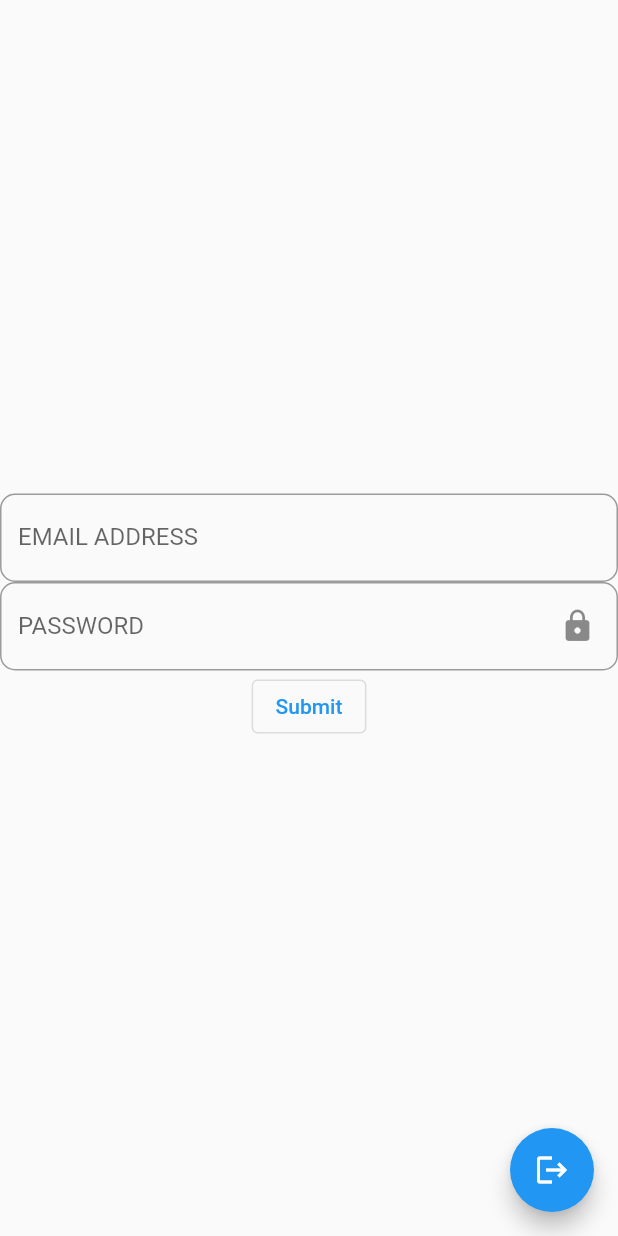
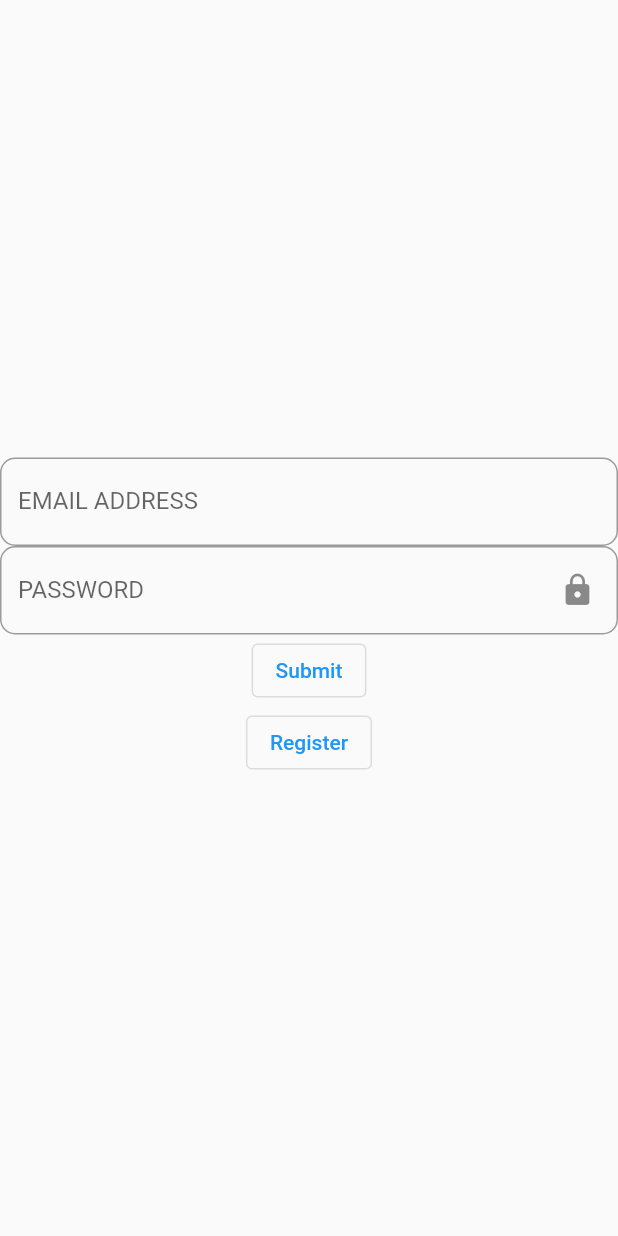
Before and after one commit to creationdriven/MAPcourse, a Flutter app: the screen it shows after launch, on a phone screen of 412 x 824 dp. Run offline on Flutter 3.47's test engine with Material 2 defaults, Android fonts, the phone set to English and light mode, and no system bars; our stand-ins replace cloud_firestore, firebase_auth, firebase_core; accounts and stored records are empty.

Commit message:
Added Register and Home
Added Register and Home

still need to clean up

```diff
--- a/auth/lib/driver.dart
+++ b/auth/lib/driver.dart
@@ -1,157 +1,14 @@
+import 'package:auth/views/login_view.dart';
+import 'package:auth/views/home_view.dart';
 import 'package:firebase_auth/firebase_auth.dart';
 import 'package:flutter/material.dart';
-import 'package:auth/ui/loading.dart';
 
-class AppDriver extends StatefulWidget {
-  const AppDriver({Key? key}) : super(key: key);
-  @override
-  State<AppDriver> createState() => _DriverState();
-}
+class AppDriver extends StatelessWidget {
+  AppDriver({Key? key}) : super(key: key);
 
-class _DriverState extends State<AppDriver> {
   final FirebaseAuth _auth = FirebaseAuth.instance;
-  final _formKey = GlobalKey<FormState>();
-  late TextEditingController _emailController, _passwordController;
-
-  @override
-  void initState() {
-    super.initState();
-    _emailController = TextEditingController();
-    _passwordController = TextEditingController();
-  }
-
-  @override
-  void dispose() {
-    _emailController.dispose();
-    _passwordController.dispose();
-    super.dispose();
-  }
-
-  bool _loading = false;
-  String _email = "";
-  String _password = "";
-
   @override
   Widget build(BuildContext context) {
-    final emailInput = TextFormField(
-      autocorrect: false,
-      controller: _emailController,
-      validator: (value) {
-        if (value == null || value.isEmpty) {
-          return 'Please enter some text';
-        }
-        return null;
-      },
-      decoration: const InputDecoration(
-          labelText: "EMAIL ADDRESS",
-          border: OutlineInputBorder(
-              borderRadius: BorderRadius.all(Radius.circular(10.0))),
-          hintText: 'Enter Email'),
-    );
-    final passwordInput = TextFormField(
-      autocorrect: false,
-      controller: _passwordController,
-      validator: (value) {
-        if (value == null || value.isEmpty) {
-          return 'Enter Password';
-        }
-        return null;
-      },
-      obscureText: true,
-      decoration: const InputDecoration(
-        labelText: "PASSWORD",
-        border: OutlineInputBorder(
-            borderRadius: BorderRadius.all(Radius.circular(10.0))),
-        hintText: 'Enter Password',
-        suffixIcon: Padding(
-          padding: EdgeInsets.all(15), // add padding to adjust icon
-          child: Icon(Icons.lock),
-        ),
-      ),
-    );
-    final submitButton = OutlinedButton(
-      onPressed: () {
-        if (_formKey.currentState!.validate()) {
-          ScaffoldMessenger.of(context)
-              .showSnackBar(const SnackBar(content: Text('Processing Data')));
-          _email = _emailController.text;
-          _password = _passwordController.text;
-
-          _emailController.clear();
-          _passwordController.clear();
-
-          setState(() {
-            _loading = true;
-            login();
-          });
-        }
-      },
-      child: const Text('Submit'),
-    );
-
-    return Scaffold(
-      body: Center(
-        child: Column(
-          mainAxisAlignment: MainAxisAlignment.center,
-          children: <Widget>[
-            _auth.currentUser != null
-                ? Text(_auth.currentUser!.uid)
-                : _loading
-                    ? Loading()
-                    : Form(
-                        key: _formKey,
-                        child: Column(
-                          children: <Widget>[
-                            // Add TextFormFields and ElevatedButton here.
-                            emailInput,
-                            passwordInput,
-                            submitButton
-                          ],
-                        ),
-                      )
-          ],
-        ),
-      ),
-      floatingActionButton: FloatingActionButton(
-        onPressed: _signOut,
-        tooltip: 'Log Out',
-        child: const Icon(Icons.logout),
-      ), // This trailing comma makes auto-formatting nicer for build methods.
-    );
-  }
-
-  Future<void> login() async {
-    try {
-      UserCredential _ = await _auth.signInWithEmailAndPassword(
-          email: _email, password: _password);
-    } on FirebaseAuthException catch (e) {
-      ScaffoldMessenger.of(context).clearSnackBars();
-      if (e.code == 'user-not-found') {
-        ScaffoldMessenger.of(context).showSnackBar(
-            const SnackBar(content: Text('No user found for that email.')));
-      } else if (e.code == 'wrong-password') {
-        ScaffoldMessenger.of(context).showSnackBar(const SnackBar(
-            content: Text('Wrong password provided for that user.')));
-      }
-    } catch (e) {
-      print(e);
-    }
-
-    setState(() {
-      _loading = false;
-    });
-  }
-
-  void _signOut() async {
-    ScaffoldMessenger.of(context).clearSnackBars();
-    if (_auth.currentUser != null) {
-      await _auth.signOut();
-      ScaffoldMessenger.of(context)
-          .showSnackBar(const SnackBar(content: Text('User logged out.')));
-    } else {
-      ScaffoldMessenger.of(context)
-          .showSnackBar(const SnackBar(content: Text('No user logged in.')));
-    }
-    setState(() {});
+    return _auth.currentUser == null ? const LoginPage() : HomePage();
   }
 }
--- /dev/null
+++ b/auth/lib/views/login_view.dart
@@ -0,0 +1,156 @@
+import 'package:auth/driver.dart';
+import 'package:auth/views/register_view.dart';
+import 'package:firebase_auth/firebase_auth.dart';
+import 'package:flutter/material.dart';
+import 'package:auth/ui/loading.dart';
+
+class LoginPage extends StatefulWidget {
+  const LoginPage({Key? key}) : super(key: key);
+  @override
+  _LoginState createState() => _LoginState();
+}
+
+class _LoginState extends State<LoginPage> {
+  final FirebaseAuth _auth = FirebaseAuth.instance;
+  final _formKey = GlobalKey<FormState>();
+  late TextEditingController _emailController, _passwordController;
+
+  @override
+  void initState() {
+    super.initState();
+    _emailController = TextEditingController();
+    _passwordController = TextEditingController();
+  }
+
+  @override
+  void dispose() {
+    _emailController.dispose();
+    _passwordController.dispose();
+    super.dispose();
+  }
+
+  bool _loading = false;
+  String _email = "";
+  String _password = "";
+
+  @override
+  Widget build(BuildContext context) {
+    final emailInput = TextFormField(
+      autocorrect: false,
+      controller: _emailController,
+      validator: (value) {
+        if (value == null || value.isEmpty) {
+          return 'Please enter some text';
+        }
+        return null;
+      },
+      decoration: const InputDecoration(
+          labelText: "EMAIL ADDRESS",
+          border: OutlineInputBorder(
+              borderRadius: BorderRadius.all(Radius.circular(10.0))),
+          hintText: 'Enter Email'),
+    );
+    final passwordInput = TextFormField(
+      autocorrect: false,
+      controller: _passwordController,
+      validator: (value) {
+        if (value == null || value.isEmpty) {
+          return 'Enter Password';
+        }
+        return null;
+      },
+      obscureText: true,
+      decoration: const InputDecoration(
+        labelText: "PASSWORD",
+        border: OutlineInputBorder(
+            borderRadius: BorderRadius.all(Radius.circular(10.0))),
+        hintText: 'Enter Password',
+        suffixIcon: Padding(
+          padding: EdgeInsets.all(15), // add padding to adjust icon
+          child: Icon(Icons.lock),
+        ),
+      ),
+    );
+    final submitButton = OutlinedButton(
+      onPressed: () {
+        if (_formKey.currentState!.validate()) {
+          ScaffoldMessenger.of(context)
+              .showSnackBar(const SnackBar(content: Text('Processing Data')));
+          _email = _emailController.text;
+          _password = _passwordController.text;
+
+          // _emailController.clear();
+          // _passwordController.clear();
+
+          setState(() {
+            _loading = true;
+            login();
+          });
+        }
+      },
+      child: const Text('Submit'),
+    );
+
+    final registerButton = OutlinedButton(
+      onPressed: () {
+        Navigator.push(
+            context, MaterialPageRoute(builder: (con) => const RegisterPage()));
+      },
+      child: const Text('Register'),
+    );
+
+    return Scaffold(
+      body: Center(
+        child: Column(
+          mainAxisAlignment: MainAxisAlignment.center,
+          children: <Widget>[
+            _auth.currentUser != null
+                ? Text(_auth.currentUser!.uid)
+                : _loading
+                    ? Loading()
+                    : Form(
+                        key: _formKey,
+                        child: Column(
+                          children: <Widget>[
+                            // Add TextFormFields and ElevatedButton here.
+                            emailInput,
+                            passwordInput,
+                            submitButton,
+                            registerButton
+                          ],
+                        ),
+                      )
+          ],
+        ),
+      ),
+      // This trailing comma makes auto-formatting nicer for build methods.
+    );
+  }
+
+  Future<void> login() async {
+    try {
+      UserCredential _ = await _auth.signInWithEmailAndPassword(
+          email: _email, password: _password);
+      Navigator.pushReplacement(
+          context, MaterialPageRoute(builder: (con) => AppDriver()));
+    } on FirebaseAuthException catch (e) {
+      ScaffoldMessenger.of(context).clearSnackBars();
+      if (e.code == 'user-not-found') {
+        ScaffoldMessenger.of(context).showSnackBar(
+            const SnackBar(content: Text('No user found for that email.')));
+      } else if (e.code == 'wrong-password') {
+        ScaffoldMessenger.of(context).showSnackBar(const SnackBar(
+            content: Text('Wrong password provided for that user.')));
+      } else {
+        ScaffoldMessenger.of(context)
+            .showSnackBar(const SnackBar(content: Text("Something Else")));
+      }
+    } catch (e) {
+      print(e);
+    }
+
+    setState(() {
+      _loading = false;
+    });
+  }
+}
```
Also changed, not shown: auth/lib/customTFF.dart (added, +34 -0 lines), auth/lib/views/home_view.dart (added, +32 -0 lines), auth/lib/views/register_view.dart (added, +214 -0 lines).
